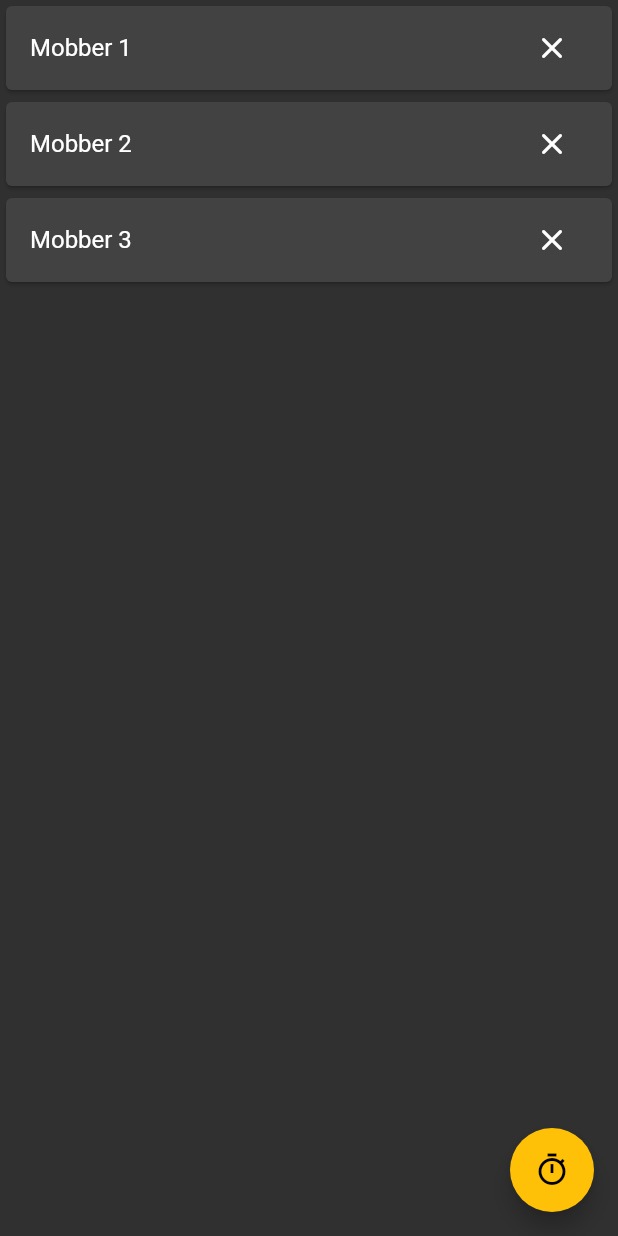
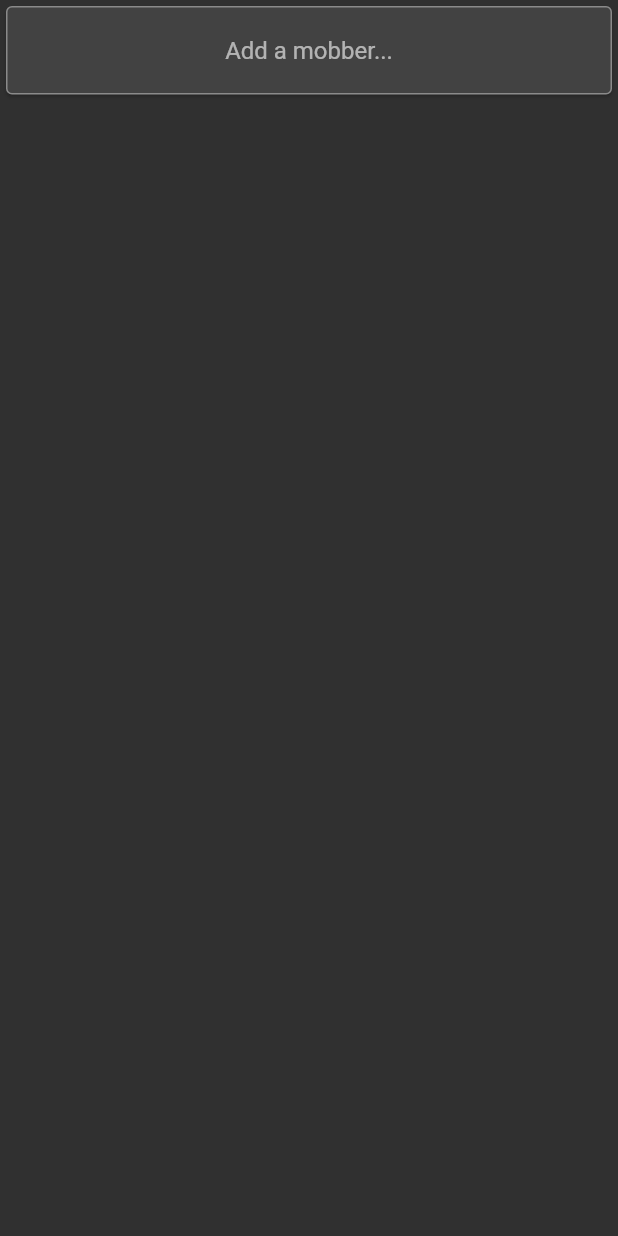
Before and after one commit to dillonfagan/mob, a Flutter app: the screen it shows after launch, on a phone screen of 412 x 824 dp. Run offline on Flutter 3.47's test engine with Material 2 defaults, Android fonts, the phone set to English and light mode, and no system bars.

Commit message:
Allow adding custom mobber names

```diff
--- a/lib/main.dart
+++ b/lib/main.dart
@@ -16,6 +16,7 @@ class MobApp extends StatelessWidget {
       builder: (context, child) {
         return MaterialApp(
           title: 'Mob Timer',
+          debugShowCheckedModeBanner: false,
           theme: ThemeData(
             brightness: Brightness.dark,
             colorScheme: const ColorScheme.dark(primary: Colors.amber),
--- a/lib/pages/setup/setup.dart
+++ b/lib/pages/setup/setup.dart
@@ -1,4 +1,5 @@
 import 'package:flutter/material.dart';
+import 'package:mob_app/models/mobber.dart';
 import 'package:mob_app/pages/timer/timer.dart';
 import 'package:mob_app/providers/mob.dart';
 import 'package:provider/provider.dart';
@@ -13,13 +14,31 @@ class SetupPage extends StatefulWidget {
 }
 
 class _SetupPageState extends State<SetupPage> {
+  final mobberController = TextEditingController();
+
   @override
   Widget build(BuildContext context) {
     final mob = Provider.of<MobProvider>(context);
     final mobbers = mob.mobbers;
 
     return Scaffold(
-      body: ListView.builder(
+      body: Column(
+        children: [
+          Card(
+            child: TextField(
+              controller: mobberController,
+              textAlign: TextAlign.center,
+              decoration: const InputDecoration(
+                  border: OutlineInputBorder(), hintText: 'Add a mobber...'),
+              onSubmitted: (value) {
+                mobberController.clear();
+                mobbers.add(Mobber(name: value));
+                mob.mobbers = mobbers;
+              },
+            ),
+          ),
+          Expanded(
+            child: ListView.builder(
               itemCount: mobbers.length,
               itemBuilder: ((context, index) {
                 return Card(
@@ -28,6 +47,7 @@ class _SetupPageState extends State<SetupPage> {
                     trailing: IconButton(
                       onPressed: () {
                         mobbers.removeAt(index);
+
                         mob.mobbers = mobbers;
                       },
                       icon: const Icon(Icons.close_rounded),
@@ -36,14 +56,15 @@ class _SetupPageState extends State<SetupPage> {
                 );
               }),
             ),
+          ),
+        ],
+      ),
       floatingActionButton: Visibility(
         visible: mobbers.isNotEmpty,
         child: FloatingActionButton(
           onPressed: () {
             Navigator.of(context).push(MaterialPageRoute(
-              builder: ((context) {
-                return const TimerPage();
-              }),
+              builder: ((context) => const TimerPage()),
             ));
           },
           backgroundColor: Colors.amber,
--- a/lib/providers/mob.dart
+++ b/lib/providers/mob.dart
@@ -2,11 +2,7 @@ import 'package:flutter/material.dart';
 import 'package:mob_app/models/mobber.dart';
 
 class MobProvider extends ChangeNotifier {
-  List<Mobber> _mobbers = [
-    Mobber(name: 'Mobber 1'),
-    Mobber(name: 'Mobber 2'),
-    Mobber(name: 'Mobber 3'),
-  ];
+  List<Mobber> _mobbers = [];
 
   List<Mobber> get mobbers => _mobbers;
 
```
Lines whose indentation alone changed are shown as unchanged.
